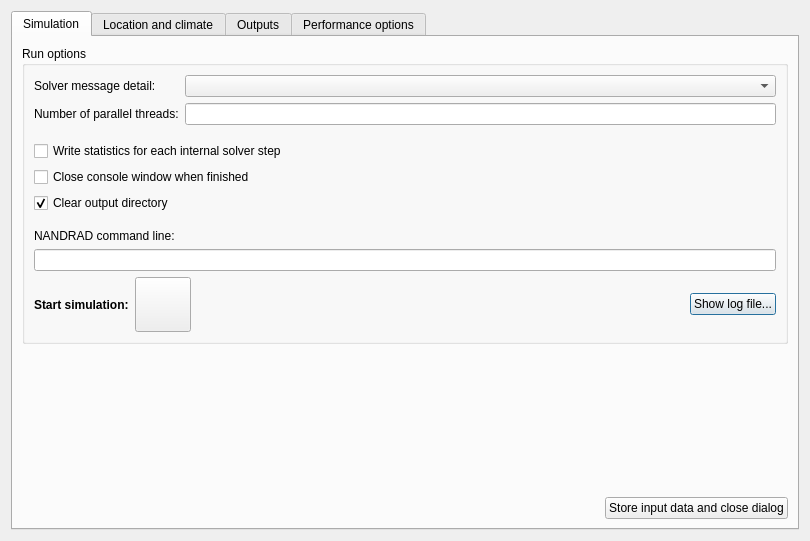
Above: SIM-VICUS/src/SVSimulationStartNandrad.ui from ghorwin/SIM-VICUS before the change. Below: the same form after it.
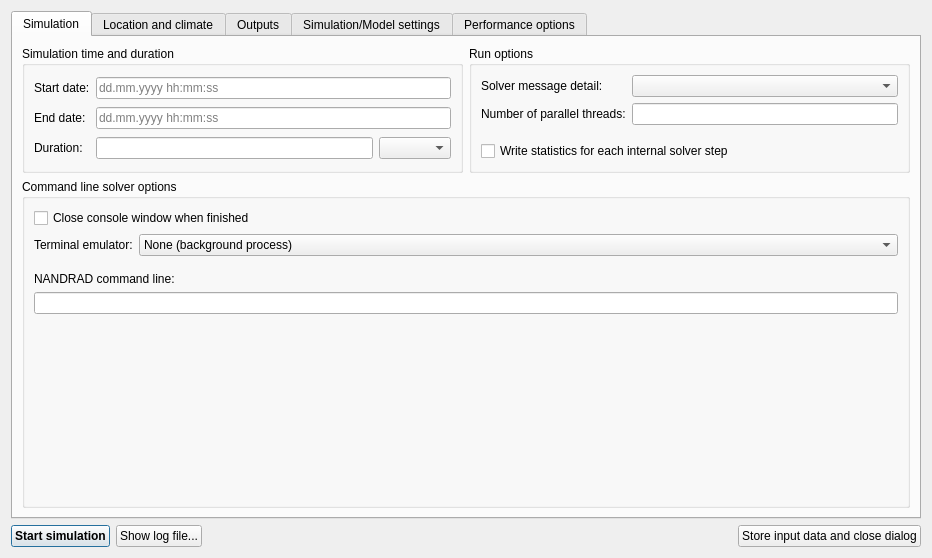
That is the form after the change. Icons and pictures are not drawn. Custom widgets are drawn as their Qt base class.

Commit message: Lots of work on simulation start dialog.

```diff
--- a/SIM-VICUS/src/SVSimulationStartNandrad.ui
+++ b/SIM-VICUS/src/SVSimulationStartNandrad.ui
@@ -6,15 +6,15 @@
    <rect>
     <x>0</x>
     <y>0</y>
-    <width>810</width>
-    <height>541</height>
+    <width>932</width>
+    <height>558</height>
    </rect>
   </property>
   <property name="windowTitle">
    <string>Start building energy simulation</string>
   </property>
-  <layout class="QVBoxLayout" name="verticalLayout">
-   <item>
+  <layout class="QGridLayout" name="gridLayout_2">
+   <item row="0" column="0">
     <widget class="QTabWidget" name="tabWidget">
      <property name="currentIndex">
       <number>0</number>
@@ -23,51 +23,87 @@
       <attribute name="title">
        <string>Simulation</string>
       </attribute>
-      <layout class="QGridLayout" name="gridLayout">
-       <item row="0" column="0" colspan="2">
+      <layout class="QGridLayout" name="gridLayout_4">
+       <item row="0" column="0">
+        <widget class="QGroupBox" name="groupBoxSimulationTimeFrame">
+         <property name="title">
+          <string>Simulation time and duration</string>
+         </property>
+         <layout class="QGridLayout" name="gridLayout_3">
+          <item row="0" column="0">
+           <widget class="QLabel" name="labelStart">
+            <property name="text">
+             <string>Start date:</string>
+            </property>
+           </widget>
+          </item>
+          <item row="0" column="1">
+           <widget class="QLineEdit" name="lineEditStartDate">
+            <property name="placeholderText">
+             <string>dd.mm.yyyy hh:mm:ss</string>
+            </property>
+           </widget>
+          </item>
+          <item row="2" column="0">
+           <widget class="QLabel" name="label_5">
+            <property name="text">
+             <string>Duration:</string>
+            </property>
+           </widget>
+          </item>
+          <item row="2" column="1">
+           <layout class="QHBoxLayout" name="horizontalLayout_2">
+            <item>
+             <widget class="QtExt::ParameterEdit" name="lineEditDuration"/>
+            </item>
+            <item>
+             <widget class="QComboBox" name="comboBoxUnitDuration"/>
+            </item>
+           </layout>
+          </item>
+          <item row="1" column="0">
+           <widget class="QLabel" name="labelEnd">
+            <property name="text">
+             <string>End date:</string>
+            </property>
+           </widget>
+          </item>
+          <item row="1" column="1">
+           <widget class="QLineEdit" name="lineEditEndDate">
+            <property name="placeholderText">
+             <string>dd.mm.yyyy hh:mm:ss</string>
+            </property>
+           </widget>
+          </item>
+          <item row="3" column="1">
+           <spacer name="verticalSpacer">
+            <property name="orientation">
+             <enum>Qt::Vertical</enum>
+            </property>
+            <property name="sizeType">
+             <enum>QSizePolicy::Preferred</enum>
+            </property>
+            <property name="sizeHint" stdset="0">
+             <size>
+              <width>20</width>
+              <height>0</height>
+             </size>
+            </property>
+           </spacer>
+          </item>
+         </layout>
+        </widget>
+       </item>
+       <item row="0" column="1">
         <widget class="QGroupBox" name="groupBox_2">
          <property name="title">
           <string>Run options</string>
          </property>
-         <layout class="QGridLayout" name="gridLayout_2">
-          <item row="0" column="1">
-           <widget class="QComboBox" name="comboBoxVerboseLevel">
-            <property name="sizePolicy">
-             <sizepolicy hsizetype="Expanding" vsizetype="Fixed">
-              <horstretch>0</horstretch>
-              <verstretch>0</verstretch>
-             </sizepolicy>
-            </property>
-           </widget>
-          </item>
-          <item row="8" column="0" colspan="2">
-           <widget class="QLineEdit" name="lineEditCmdLine">
-            <property name="readOnly">
-             <bool>true</bool>
-            </property>
-           </widget>
-          </item>
-          <item row="0" column="0">
-           <widget class="QLabel" name="label_2">
+         <layout class="QGridLayout" name="gridLayout">
+          <item row="1" column="0">
+           <widget class="QLabel" name="label_3">
             <property name="text">
-             <string>Solver message detail:</string>
-            </property>
-           </widget>
-          </item>
-          <item row="1" column="1">
-           <widget class="QtExt::ValidatingLineEdit" name="lineEditNumThreads">
-            <property name="sizePolicy">
-             <sizepolicy hsizetype="Expanding" vsizetype="Fixed">
-              <horstretch>0</horstretch>
-              <verstretch>0</verstretch>
-             </sizepolicy>
-            </property>
-           </widget>
-          </item>
-          <item row="7" column="0">
-           <widget class="QLabel" name="label">
-            <property name="text">
-             <string>NANDRAD command line:</string>
+             <string>Number of parallel threads:</string>
             </property>
            </widget>
           </item>
@@ -78,21 +114,107 @@
             </property>
            </widget>
           </item>
-          <item row="4" column="0" colspan="2">
+          <item row="0" column="0">
+           <widget class="QLabel" name="label_2">
+            <property name="text">
+             <string>Solver message detail:</string>
+            </property>
+           </widget>
+          </item>
+          <item row="2" column="0">
+           <spacer name="verticalSpacer_2">
+            <property name="orientation">
+             <enum>Qt::Vertical</enum>
+            </property>
+            <property name="sizeType">
+             <enum>QSizePolicy::Fixed</enum>
+            </property>
+            <property name="sizeHint" stdset="0">
+             <size>
+              <width>20</width>
+              <height>10</height>
+             </size>
+            </property>
+           </spacer>
+          </item>
+          <item row="0" column="1">
+           <widget class="QComboBox" name="comboBoxVerboseLevel">
+            <property name="sizePolicy">
+             <sizepolicy hsizetype="Expanding" vsizetype="Fixed">
+              <horstretch>0</horstretch>
+              <verstretch>0</verstretch>
+             </sizepolicy>
+            </property>
+           </widget>
+          </item>
+          <item row="1" column="1">
+           <widget class="QtExt::ValidatingLineEdit" name="lineEditNumThreads">
+            <property name="sizePolicy">
+             <sizepolicy hsizetype="Expanding" vsizetype="Fixed">
+              <horstretch>0</horstretch>
+              <verstretch>0</verstretch>
+             </sizepolicy>
+            </property>
+           </widget>
+          </item>
+         </layout>
+        </widget>
+       </item>
+       <item row="1" column="0" colspan="2">
+        <widget class="QGroupBox" name="groupBox">
+         <property name="title">
+          <string>Command line solver options</string>
+         </property>
+         <layout class="QVBoxLayout" name="verticalLayout">
+          <item>
            <widget class="QCheckBox" name="checkBoxCloseConsoleWindow">
             <property name="text">
              <string>Close console window when finished</string>
             </property>
            </widget>
           </item>
-          <item row="1" column="0">
-           <widget class="QLabel" name="label_3">
-            <property name="text">
-             <string>Number of parallel threads:</string>
-            </property>
-           </widget>
+          <item>
+           <layout class="QHBoxLayout" name="horizontalLayout_3">
+            <item>
+             <widget class="QLabel" name="labelTerminalEmulator">
+              <property name="text">
+               <string>Terminal emulator:</string>
+              </property>
+             </widget>
+            </item>
+            <item>
+             <widget class="QComboBox" name="comboBoxTermEmulator">
+              <property name="sizePolicy">
+               <sizepolicy hsizetype="Expanding" vsizetype="Fixed">
+                <horstretch>0</horstretch>
+                <verstretch>0</verstretch>
+               </sizepolicy>
+              </property>
+              <item>
+               <property name="text">
+                <string>None (background process)</string>
+               </property>
+              </item>
+              <item>
+               <property name="text">
+                <string>XTerm</string>
+               </property>
+              </item>
+              <item>
+               <property name="text">
+                <string>Gnome Terminal</string>
+               </property>
+              </item>
+              <item>
+               <property name="text">
+                <string>Konsole</string>
+               </property>
+              </item>
+             </widget>
+            </item>
+           </layout>
           </item>
-          <item row="6" column="0">
+          <item>
            <spacer name="verticalSpacer_3">
             <property name="orientation">
              <enum>Qt::Vertical</enum>
@@ -108,119 +230,36 @@
             </property>
            </spacer>
           </item>
-          <item row="10" column="0" colspan="2">
-           <layout class="QHBoxLayout" name="horizontalLayout">
-            <item>
-             <widget class="QLabel" name="label_4">
-              <property name="font">
-               <font>
-                <weight>75</weight>
-                <bold>true</bold>
-               </font>
-              </property>
-              <property name="text">
-               <string>Start simulation:</string>
-              </property>
-             </widget>
-            </item>
-            <item>
-             <widget class="QToolButton" name="pushButtonRun">
-              <property name="icon">
-               <iconset resource="../resources/SIM-VICUS.qrc">
-                <normaloff>:/gfx/actions/64x64/Wavy_checkered_flag.svg</normaloff>:/gfx/actions/64x64/Wavy_checkered_flag.svg</iconset>
-              </property>
-              <property name="iconSize">
-               <size>
-                <width>48</width>
-                <height>48</height>
-               </size>
-              </property>
-             </widget>
-            </item>
-            <item>
-             <spacer name="horizontalSpacer_3">
-              <property name="orientation">
-               <enum>Qt::Horizontal</enum>
-              </property>
-              <property name="sizeHint" stdset="0">
-               <size>
-                <width>40</width>
-                <height>20</height>
-               </size>
-              </property>
-             </spacer>
-            </item>
-            <item>
-             <widget class="QPushButton" name="pushButtonShowScreenLog">
-              <property name="text">
-               <string>Show log file...</string>
-              </property>
-             </widget>
-            </item>
-           </layout>
+          <item>
+           <widget class="QLabel" name="label">
+            <property name="text">
+             <string>NANDRAD command line:</string>
+            </property>
+           </widget>
           </item>
-          <item row="2" column="0">
-           <spacer name="verticalSpacer_2">
+          <item>
+           <widget class="QLineEdit" name="lineEditCmdLine">
+            <property name="readOnly">
+             <bool>true</bool>
+            </property>
+           </widget>
+          </item>
+          <item>
+           <spacer name="verticalSpacer_4">
             <property name="orientation">
              <enum>Qt::Vertical</enum>
             </property>
-            <property name="sizeType">
-             <enum>QSizePolicy::Fixed</enum>
-            </property>
             <property name="sizeHint" stdset="0">
              <size>
               <width>20</width>
-              <height>10</height>
+              <height>40</height>
              </size>
             </property>
            </spacer>
           </item>
-          <item row="5" column="0">
-           <widget class="QCheckBox" name="checkBoxClearOutputDir">
-            <property name="text">
-             <string>Clear output directory</string>
-            </property>
-            <property name="checked">
-             <bool>true</bool>
-            </property>
-           </widget>
-          </item>
          </layout>
         </widget>
        </item>
-       <item row="1" column="0">
-        <spacer name="verticalSpacer">
-         <property name="orientation">
-          <enum>Qt::Vertical</enum>
-         </property>
-         <property name="sizeHint" stdset="0">
-          <size>
-           <width>20</width>
-           <height>40</height>
-          </size>
-         </property>
-        </spacer>
-       </item>
-       <item row="2" column="0">
-        <spacer name="horizontalSpacer">
-         <property name="orientation">
-          <enum>Qt::Horizontal</enum>
-         </property>
-         <property name="sizeHint" stdset="0">
-          <size>
-           <width>530</width>
-           <height>20</height>
-          </size>
-         </property>
-        </spacer>
-       </item>
-       <item row="2" column="1">
-        <widget class="QPushButton" name="pushButtonClose">
-         <property name="text">
-          <string>Store input data and close dialog</string>
-         </property>
-        </widget>
-       </item>
       </layout>
      </widget>
      <widget class="QWidget" name="tabClimate">
@@ -233,6 +272,11 @@
        <string>Outputs</string>
       </attribute>
      </widget>
+     <widget class="QWidget" name="tabSimOptions">
+      <attribute name="title">
+       <string>Simulation/Model settings</string>
+      </attribute>
+     </widget>
      <widget class="QWidget" name="tabPerformanceOptions">
       <attribute name="title">
        <string>Performance options</string>
@@ -240,6 +284,53 @@
      </widget>
     </widget>
    </item>
+   <item row="1" column="0">
+    <layout class="QHBoxLayout" name="horizontalLayout">
+     <item>
+      <widget class="QPushButton" name="pushButtonRun">
+       <property name="font">
+        <font>
+         <weight>75</weight>
+         <bold>true</bold>
+        </font>
+       </property>
+       <property name="text">
+        <string>Start simulation</string>
+       </property>
+       <property name="default">
+        <bool>true</bool>
+       </property>
+      </widget>
+     </item>
+     <item>
+      <widget class="QPushButton" name="pushButtonShowScreenLog">
+       <property name="text">
+        <string>Show log file...</string>
+       </property>
+      </widget>
+     </item>
+     <item>
+      <spacer name="horizontalSpacer">
+       <property name="orientation">
+        <enum>Qt::Horizontal</enum>
+       </property>
+       <property name="sizeHint" stdset="0">
+        <size>
+         <width>530</width>
+         <height>20</height>
+        </size>
+       </property>
+      </spacer>
+     </item>
+     <item>
+      <widget class="QPushButton" name="pushButtonClose">
+       <property name="text">
+        <string>Store input data and close dialog</string>
+       </property>
+      </widget>
+     </item>
+    </layout>
+   </item>
   </layout>
  </widget>
  <customwidgets>
@@ -248,6 +339,11 @@
    <extends>QLineEdit</extends>
    <header location="global">QtExt_ValidatingLineEdit.h</header>
   </customwidget>
+  <customwidget>
+   <class>QtExt::ParameterEdit</class>
+   <extends>QLineEdit</extends>
+   <header location="global">QtExt_ParameterEdit.h</header>
+  </customwidget>
  </customwidgets>
  <resources>
   <include location="../resources/SIM-VICUS.qrc"/>
```
Left out of the diff: 4 changed lines with no effect on the pictures. The commit also changes 8 other files.
